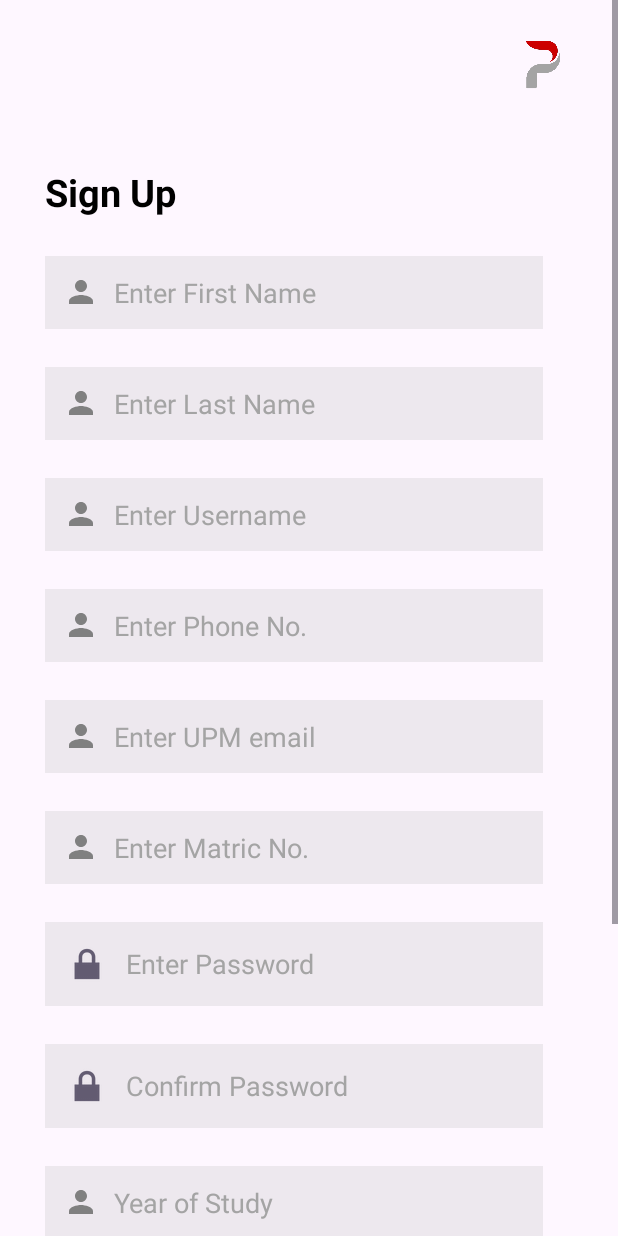
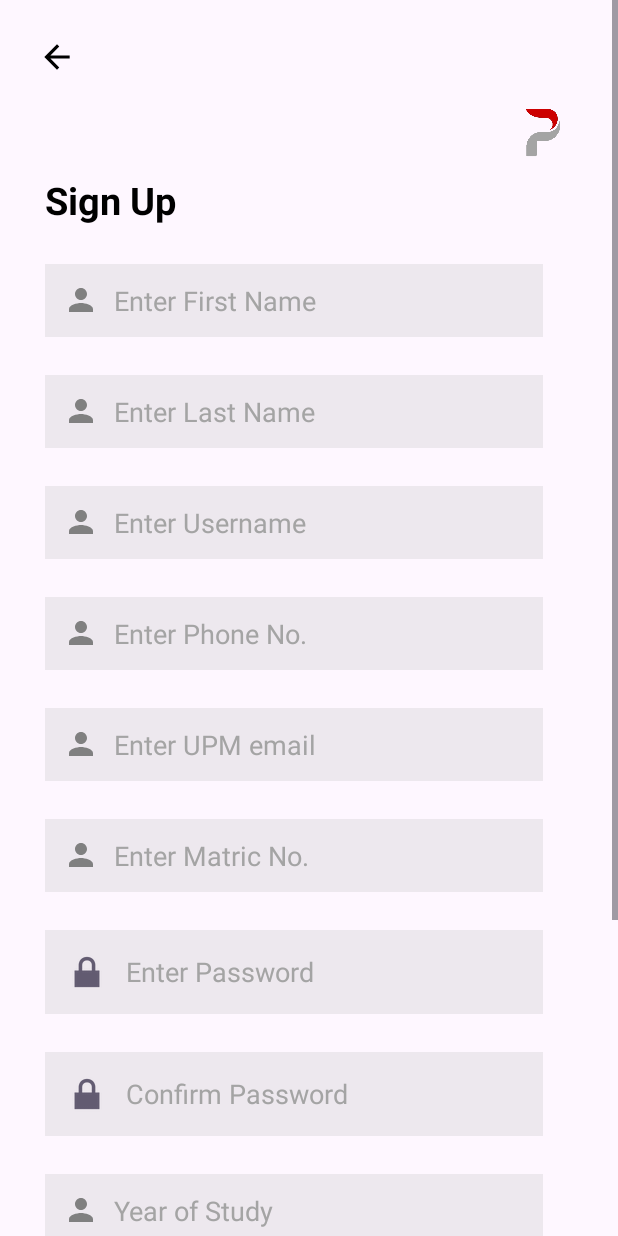
Before and after one commit to candycanegrunge/PutraEVENT, an Android app: the userRegister screen opened directly, with no data from a screen before it, on a phone screen of 412 x 824 dp. Run offline under Robolectric (Android 15) with nearby library versions, the phone set to English and light mode, and no system bars; our stand-ins replace Firebase (no records; nobody signed in at launch, a user with empty details on screens opened directly).

Commit message:
Forget Password and back buttons

```diff
--- a/app/src/main/AndroidManifest.xml
+++ b/app/src/main/AndroidManifest.xml
@@ -12,6 +12,9 @@
         android:supportsRtl="true"
         android:theme="@style/Theme.MyAppTest"
         tools:targetApi="31">
+        <activity
+            android:name=".forgetPass"
+            android:exported="false" />
         <activity
             android:name=".userRegister"
             android:exported="false" />
--- a/app/src/main/java/com/putra/management/userRegister.java
+++ b/app/src/main/java/com/putra/management/userRegister.java
@@ -7,6 +7,7 @@ import android.os.Bundle;
 import android.util.Log;
 import android.view.View;
 import android.widget.EditText;
+import android.widget.ImageButton;
 import android.widget.TextView;
 import android.widget.Toast;
 
@@ -36,6 +37,7 @@ public class userRegister extends AppCompatActivity {
     private EditText editTextFaculty;
     private EditText editTextCourse;
     private MaterialButton submitButton;
+    private ImageButton back_signin_signup_arrow;
 
     @Override
     protected void onCreate(Bundle savedInstanceState) {
@@ -54,6 +56,7 @@ public class userRegister extends AppCompatActivity {
         editTextFaculty = findViewById(R.id.faculty);
         editTextCourse = findViewById(R.id.course);
         submitButton = findViewById(R.id.submit_btn);
+        back_signin_signup_arrow = findViewById(R.id.backBtn_signUp_signIn);
 
         // Add functionality for the submit button or any other operations you need
         // For example:
@@ -63,6 +66,17 @@ public class userRegister extends AppCompatActivity {
                 // Perform action upon button click
             }
         });
+
+        back_signin_signup_arrow.setOnClickListener(new View.OnClickListener() {
+            @Override
+            public void onClick(View v) {
+                Intent goback_SignIn = new Intent(userRegister.this, MainActivity.class);
+                startActivity(goback_SignIn);
+                finish(); // Optional - finishes the current activity to prevent going back to it on back press
+            }
+        });
+
+
     }
 
     // ... (other methods or functions)
--- /dev/null
+++ b/app/src/main/res/drawable/arrow_back_24.xml
@@ -0,0 +1,5 @@
+<vector android:autoMirrored="true" android:height="25dp"
+    android:tint="#000000" android:viewportHeight="24"
+    android:viewportWidth="24" android:width="25dp" xmlns:android="http://schemas.android.com/apk/res/android">
+    <path android:fillColor="@android:color/white" android:pathData="M20,11H7.83l5.59,-5.59L12,4l-8,8 8,8 1.41,-1.41L7.83,13H20v-2z"/>
+</vector>
--- /dev/null
+++ b/app/src/main/res/drawable/baseline_logout_25.xml
@@ -0,0 +1,5 @@
+<vector android:autoMirrored="true" android:height="25dp"
+    android:tint="#000000" android:viewportHeight="24"
+    android:viewportWidth="24" android:width="25dp" xmlns:android="http://schemas.android.com/apk/res/android">
+    <path android:fillColor="@android:color/white" android:pathData="M17,7l-1.41,1.41L18.17,11H8v2h10.17l-2.58,2.58L17,17l5,-5zM4,5h8V3H4c-1.1,0 -2,0.9 -2,2v14c0,1.1 0.9,2 2,2h8v-2H4V5z"/>
+</vector>
--- /dev/null
+++ b/app/src/main/res/drawable/outline_email_24.xml
@@ -0,0 +1,5 @@
+<vector android:height="24dp" android:tint="#000000"
+    android:viewportHeight="24" android:viewportWidth="24"
+    android:width="24dp" xmlns:android="http://schemas.android.com/apk/res/android">
+    <path android:fillColor="@android:color/white" android:pathData="M22,6c0,-1.1 -0.9,-2 -2,-2L4,4c-1.1,0 -2,0.9 -2,2v12c0,1.1 0.9,2 2,2h16c1.1,0 2,-0.9 2,-2L22,6zM20,6l-8,5 -8,-5h16zM20,18L4,18L4,8l8,5 8,-5v10z"/>
+</vector>
--- a/app/src/main/res/layout/activity_user_register.xml
+++ b/app/src/main/res/layout/activity_user_register.xml
@@ -16,13 +16,22 @@
             android:layout_width="match_parent"
             android:layout_height="wrap_content">
 
+            <ImageButton
+                android:id="@+id/backBtn_signUp_signIn"
+                android:layout_width="wrap_content"
+                android:layout_height="wrap_content"
+                android:src="@drawable/arrow_back_24"
+                android:padding="20dp"
+                android:layout_marginTop="5dp"
+                android:layout_marginStart="5dp"
+                android:contentDescription="Back to SignIn page"
+                android:background="@android:color/transparent" />
+
             <ImageView
                 android:id="@+id/cornerLogo"
                 android:layout_width="41dp"
                 android:layout_height="35dp"
                 android:layout_gravity="end"
-                android:layout_marginStart="0dp"
-                android:layout_marginTop="25dp"
                 android:layout_marginEnd="30dp"
                 app:srcCompat="@drawable/clear_icon" />
 
@@ -32,7 +41,7 @@
                 android:layout_width="wrap_content"
                 android:layout_height="wrap_content"
                 android:layout_marginStart="30dp"
-                android:layout_marginTop="50dp"
+                android:layout_marginTop="10dp"
                 android:layout_marginBottom="10dp"
                 android:gravity="left"
                 android:text="@string/SignUp_title"
```
Also changed, not shown: app/src/main/java/com/putra/management/HomePage.java (+21 -1 lines), app/src/main/java/com/putra/management/MainActivity.java (+16 -0 lines), app/src/main/java/com/putra/management/forgetPass.java (added, +61 -0 lines), app/src/main/res/layout/activity_forget_pass.xml (added, +77 -0 lines), app/src/main/res/layout/activity_home_page.xml (+14 -0 lines), app/src/main/res/values/strings.xml (+6 -2 lines).
